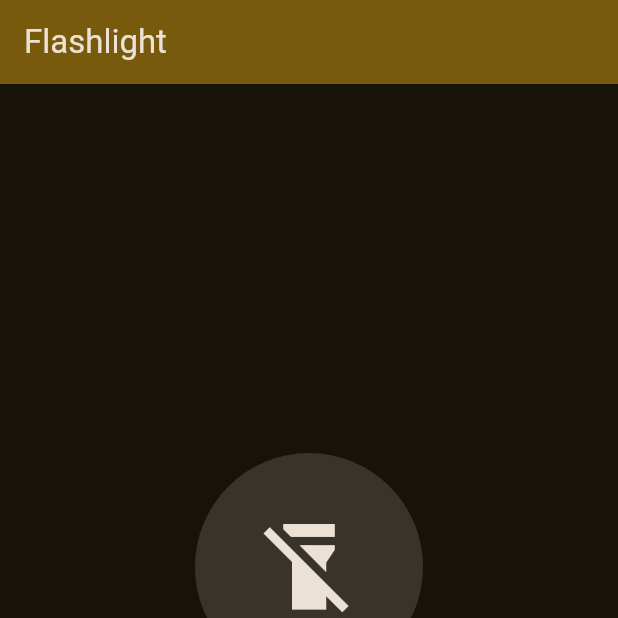
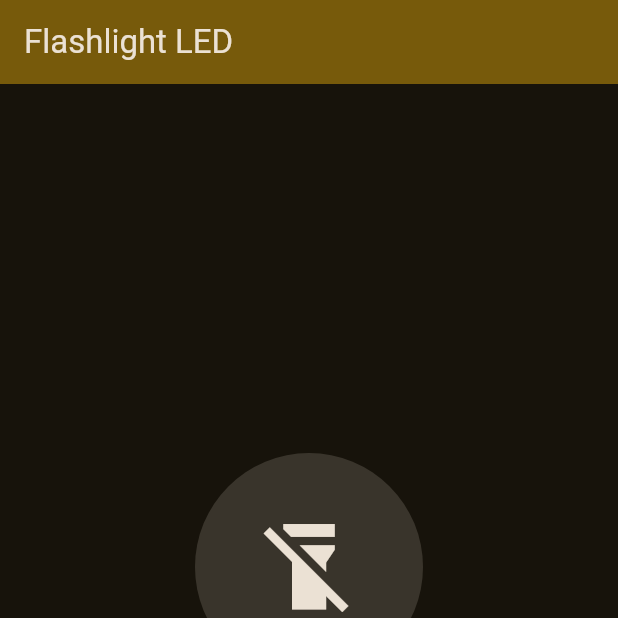
Before and after one commit to shihab2004/flashlight, a Flutter app: the screen it shows after launch, on a phone screen of 412 x 824 dp, the top half of it. Run offline on Flutter 3.47's test engine with Material 3 defaults, Android fonts, the phone set to English and light mode, and no system bars.

Commit message:
Change app bar title

```diff
--- a/lib/main.dart
+++ b/lib/main.dart
@@ -12,7 +12,7 @@ class FlashlightApp extends StatelessWidget {
   @override
   Widget build(BuildContext context) {
     return MaterialApp(
-      title: 'Flashlight',
+      title: 'Flashlight LED',
       themeMode: ThemeMode.dark,
       darkTheme: ThemeData(
         useMaterial3: true,
@@ -121,7 +121,7 @@ class _FlashlightHomePageState extends State<FlashlightHomePage> {
 
     return Scaffold(
       appBar: AppBar(
-        title: const Text('Flashlight'),
+        title: const Text('Flashlight LED'),
         backgroundColor: Theme.of(context).colorScheme.inversePrimary,
       ),
       body: AnimatedContainer(
```
